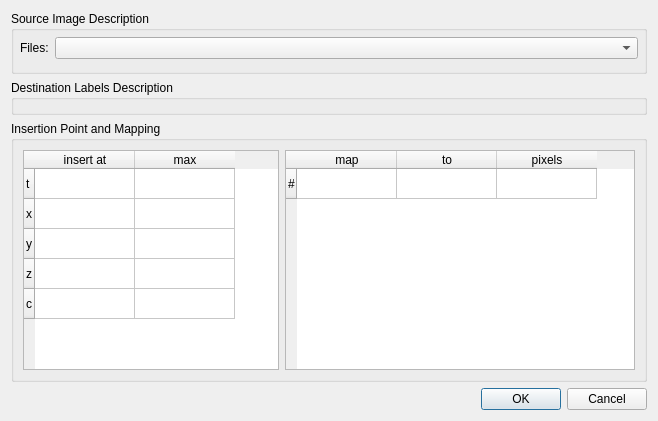
Above: ilastik/applets/labeling/dataImportOptionsDlg.ui from ilastik/ilastik before the change. Below: the same form after it.
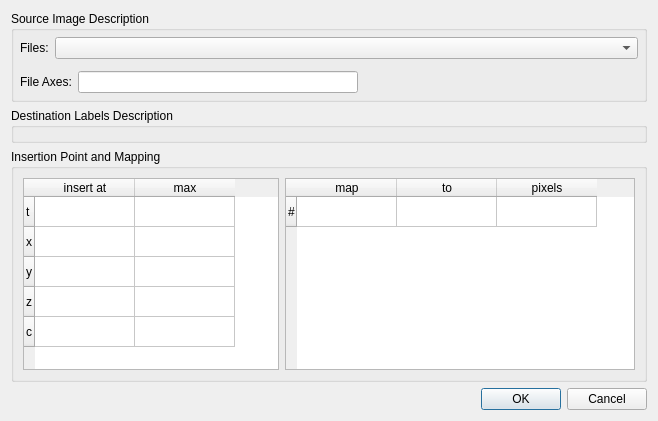
That is the form after the change. Custom widgets are drawn as their Qt base class.

Commit message: wip: labelingImport: Preparing to support user control over the axis order of the imported data, with the following changes. (This commit works, but so far only for data with perfectly matching axis order (txyzc).) - Always show the LabelImportOptionsDlg to the user (no default behavior anymore) - Added a QLineEdit to the dlg for the user to enter an axis order (not used yet) - Added an OpMetadataInjector for overwriting the axis order with the user's specified axis order (but so far it isn't doing anything) - Added an OpArray Cache to cache the loaded label data before dlg is opened.

```diff
--- a/ilastik/applets/labeling/dataImportOptionsDlg.ui
+++ b/ilastik/applets/labeling/dataImportOptionsDlg.ui
@@ -67,6 +67,33 @@
       <item>
        <widget class="SlotMetaInfoDisplayWidget" name="inputMetaInfoWidget" native="true"/>
       </item>
+      <item>
+       <layout class="QHBoxLayout" name="horizontalLayout_3">
+        <item>
+         <widget class="QLabel" name="label">
+          <property name="text">
+           <string>File Axes:</string>
+          </property>
+         </widget>
+        </item>
+        <item>
+         <widget class="QLineEdit" name="axesEdit"/>
+        </item>
+        <item>
+         <spacer name="horizontalSpacer">
+          <property name="orientation">
+           <enum>Qt::Horizontal</enum>
+          </property>
+          <property name="sizeHint" stdset="0">
+           <size>
+            <width>40</width>
+            <height>20</height>
+           </size>
+          </property>
+         </spacer>
+        </item>
+       </layout>
+      </item>
      </layout>
     </widget>
    </item>
```
Left out of the diff: 22 changed lines with no effect on the pictures. The commit also changes 1 other file.
